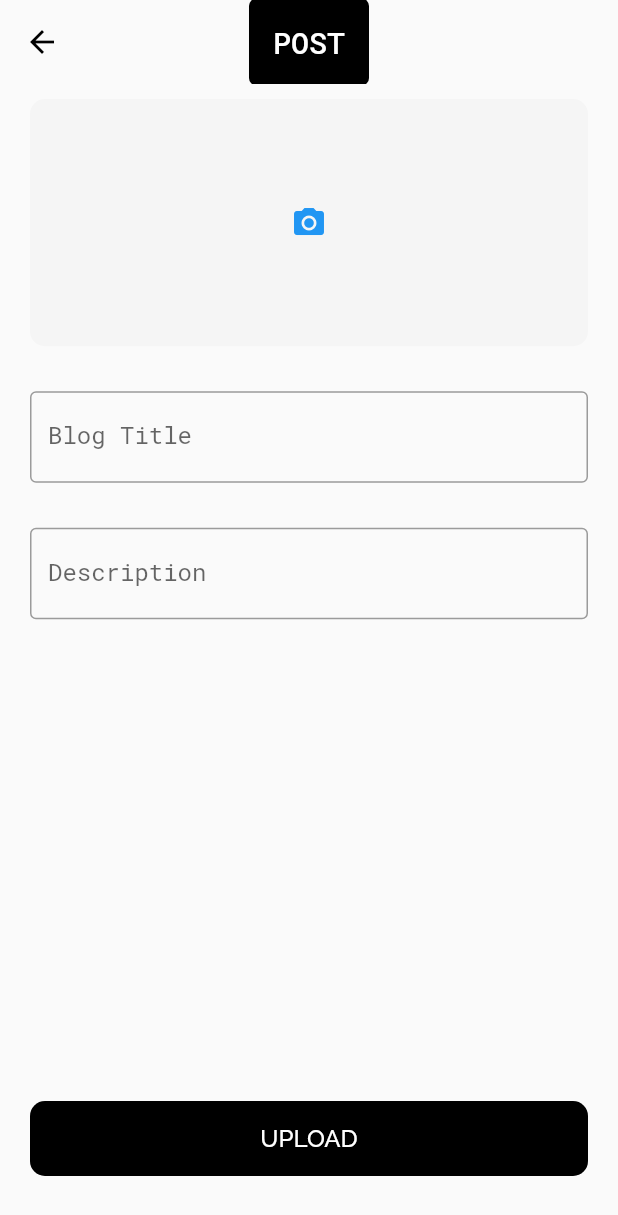
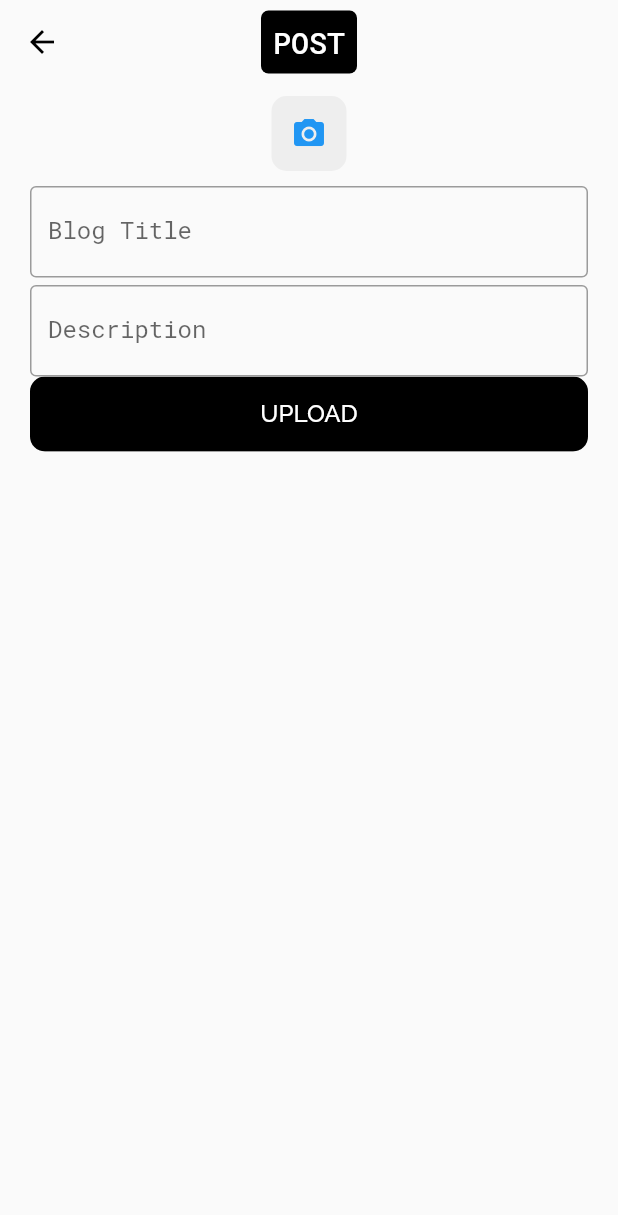
Before and after one commit to KoaHodoK/Blogger, a Flutter app: the AddPost screen opened directly, on a phone screen of 412 x 824 dp. Shown: the top 1215 px of the screen. Run offline on Flutter 3.47's test engine with Material 2 defaults, Android fonts, the phone set to English and light mode, and no system bars; drawn by our look-alikes of modal_progress_hud_nsn; our stand-ins replace firebase_auth, firebase_core, firebase_database, firebase_storage, fluttertoast, image_picker; accounts and stored records are empty.

Commit message:
upload blog content

```diff
--- a/lib/screens/add_post.dart
+++ b/lib/screens/add_post.dart
@@ -1,8 +1,14 @@
 import 'dart:io';
+import 'package:firebase_auth/firebase_auth.dart';
+import 'package:firebase_database/firebase_database.dart';
+import 'package:firebase_storage/firebase_storage.dart';
 
 import 'package:blog_app/widgets/round_button.dart';
+
 import 'package:flutter/material.dart';
+import 'package:fluttertoast/fluttertoast.dart';
 import 'package:image_picker/image_picker.dart';
+import 'package:modal_progress_hud_nsn/modal_progress_hud_nsn.dart';
 
 class AddPost extends StatefulWidget {
   const AddPost({Key? key}) : super(key: key);
@@ -13,11 +19,15 @@ class AddPost extends StatefulWidget {
 
 class _AddPostState extends State<AddPost> {
   File? _image;
+  bool showSpinner = false;
   final _picker = ImagePicker();
   final _formkey = GlobalKey<FormState>();
   TextEditingController titleController = TextEditingController();
   TextEditingController descriptionController = TextEditingController();
   String title = "", description = "";
+  FirebaseAuth _auth = FirebaseAuth.instance;
+  final postRef = FirebaseDatabase.instance.ref().child('Posts');
+  FirebaseStorage storage = FirebaseStorage.instance;
 
   void dialog(context) {
     showDialog(
@@ -69,15 +79,29 @@ class _AddPostState extends State<AddPost> {
     });
   }
 
+  void toastMessage(String message) {
+    Fluttertoast.showToast(
+      msg: message.toString(),
+      toastLength: Toast.LENGTH_LONG,
+      gravity: ToastGravity.CENTER,
+      timeInSecForIosWeb: 1,
+      backgroundColor: Colors.blue,
+      textColor: Colors.white,
+      fontSize: 16.0,
+    );
+  }
+
   @override
   Widget build(BuildContext context) {
-    return Scaffold(
+    return ModalProgressHUD(
+      inAsyncCall: showSpinner,
+      child: Scaffold(
           appBar: AppBar(
             iconTheme: const IconThemeData(color: Colors.black),
             backgroundColor: Colors.transparent,
             elevation: 0.0,
             title: Container(
-            padding: const EdgeInsets.all(16.0),
+              padding: const EdgeInsets.all(8.0),
               child: const Text('POST'),
               decoration: BoxDecoration(
                 color: Colors.black,
@@ -87,7 +111,7 @@ class _AddPostState extends State<AddPost> {
             centerTitle: true,
           ),
           body: Padding(
-          padding: const EdgeInsets.symmetric(vertical: 10, horizontal: 20),
+            padding: const EdgeInsets.symmetric(vertical: 8, horizontal: 20),
             child: Column(children: [
               InkWell(
                 onTap: () {
@@ -95,29 +119,29 @@ class _AddPostState extends State<AddPost> {
                 },
                 child: Center(
                     child: SizedBox(
-                      height: MediaQuery.of(context).size.height * .2,
-                      width: MediaQuery.of(context).size.width * 1,
+                        height: 50,
+                        width: 50,
                         child: _image != null
                             ? ClipRect(
                                 child: Image.file(
                                 _image!.absolute,
-                              height: 100,
-                              width: 100,
+                                height: 50,
+                                width: 80,
                                 fit: BoxFit.fill,
                               ))
                             : Container(
-                              width: 100,
-                              height: 100,
+                                width: 80,
+                                height: 50,
                                 decoration: BoxDecoration(
                                     borderRadius: BorderRadius.circular(10),
-                                  color: Colors.grey.shade100),
+                                    color: Colors.grey.shade200),
                                 child: const Icon(Icons.camera_alt,
                                     color: Colors.blue)))),
               ),
-            const SizedBox(height: 30),
-            Expanded(
-              child: Form(
+              const SizedBox(height: 10),
+              Form(
                 key: _formkey,
+                child: Expanded(
                   child: Column(children: [
                     TextFormField(
                       onChanged: (val) {
@@ -134,7 +158,7 @@ class _AddPostState extends State<AddPost> {
                       },
                     ),
                     const SizedBox(
-                      height: 30,
+                      height: 5,
                     ),
                     TextFormField(
                       onChanged: (val) {
@@ -153,13 +177,62 @@ class _AddPostState extends State<AddPost> {
                       ),
                     ),
                     const Spacer(),
-                    RoundButton(title: 'UPLOAD', onPress: () {}),
-                    const SizedBox(
-                      height: 30,
+                    RoundButton(
+                        title: 'UPLOAD',
+                        onPress: () async {
+                          print(
+                              '*************************************************');
+                          setState(() {
+                            showSpinner = true;
+                          });
+                          try {
+                            print(
+                                '********************** Trying  ***************************');
+                            int date = DateTime.now().microsecondsSinceEpoch;
+                            var ref =
+                                FirebaseStorage.instance.ref('/blogapp$date');
+                            UploadTask uploadTask =
+                                ref.putFile(_image!.absolute);
+                            await Future.value(uploadTask);
+                            var newUrl = await ref.getDownloadURL();
+                            print(
+                                '************************ $newUrl *************************');
+                            final User? user = _auth.currentUser;
+                            postRef
+                                .child('Post List')
+                                .child(date.toString())
+                                .set({
+                              'pId': date.toString(),
+                              'pImage': newUrl.toString(),
+                              'pTime': date.toString(),
+                              'pTitle': titleController.text.toString(),
+                              'pDescription':
+                                  descriptionController.text.toString(),
+                              'pEmail': user!.email.toString(),
+                              'uid': user.uid.toString(),
+                            }).then((value) {
+                              toastMessage('Post Published!');
+                              setState(() {
+                                showSpinner = false;
+                              });
+                            }).onError((e, stackTrace) {
+                              toastMessage(e.toString());
+                              setState(() {
+                                showSpinner = false;
+                              });
+                            });
+                          } catch (e) {
+                            setState(() {
+                              showSpinner = false;
+                            });
+                            toastMessage(e.toString());
+                          }
+                        }),
+                  ]),
                 ),
-                  ])),
               ),
             ]),
-        ));
+          )),
+    );
   }
 }
--- a/pubspec.yaml
+++ b/pubspec.yaml
@@ -36,6 +36,8 @@ dependencies:
   cupertino_icons: ^1.0.2
   firebase_auth:
   firebase_core:
+  firebase_database:
+  firebase_storage:
   modal_progress_hud_nsn:
   fluttertoast:
   intl:
```
Also changed, not shown: pubspec.lock, 1 other file. Lines whose indentation alone changed are shown as unchanged.
